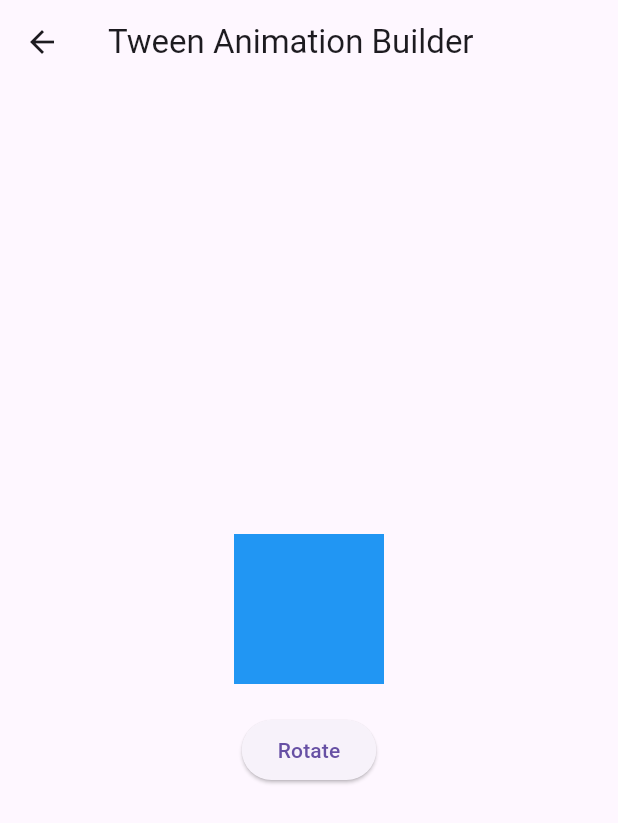
After one commit to david-tawfik/flutter_animation_2, a Flutter app: the screen it shows after launch, after a tap on "Rotate", on a phone screen of 412 x 824 dp. The commit adds this screen. Shown: the top 823 px of the screen. Run offline on Flutter 3.47's test engine with Material 3 defaults, Android fonts, the phone set to English and light mode, and no system bars.

Commit message:
finished rotating animation

```diff
--- a/lib/main.dart
+++ b/lib/main.dart
@@ -1,4 +1,5 @@
 import 'package:flutter/material.dart';
+import 'package:flutter_animation_2/tween_rotate.dart';
 import 'tween_container.dart';
 import 'tween_positioned.dart';
 import 'tween_opacity.dart';
@@ -48,13 +49,12 @@ class _TweenAnimationExampleState extends State<TweenAnimationExample> {
             onPressed: () {
               Navigator.push(
                 context,
-                MaterialPageRoute(
-                    builder: (context) => TweenContainer()),
+                MaterialPageRoute(builder: (context) => TweenContainer()),
               );
             },
             child: const Text('Change Color'),
           ),
-                    const SizedBox(height: 20),
+          const SizedBox(height: 20),
           ElevatedButton(
             onPressed: () {
               Navigator.push(
@@ -65,16 +65,25 @@ class _TweenAnimationExampleState extends State<TweenAnimationExample> {
             },
             child: const Text('Change Position'),
           ),
-                              const SizedBox(height: 20),
+          const SizedBox(height: 20),
           ElevatedButton(
             onPressed: () {
               Navigator.push(
                 context,
-                MaterialPageRoute(
-                    builder: (context) => const TweenScale()),
+                MaterialPageRoute(builder: (context) => const TweenScale()),
               );
             },
             child: const Text('Change Scale'),
+          ),
+          const SizedBox(height: 20),
+          ElevatedButton(
+            onPressed: () {
+              Navigator.push(
+                context,
+                MaterialPageRoute(builder: (context) => const TweenRotation()),
+              );
+            },
+            child: const Text('Rotate'),
           ),
         ],
       ),
--- /dev/null
+++ b/lib/tween_rotate.dart
@@ -0,0 +1,55 @@
+import 'package:flutter/material.dart';
+
+class TweenRotation extends StatefulWidget {
+  const TweenRotation({super.key});
+
+  @override
+  State<TweenRotation> createState() => _TweenRotationState();
+}
+
+class _TweenRotationState extends State<TweenRotation> {
+  bool _isRotated = false;
+
+  void _toggleRotation() {
+    setState(() {
+      _isRotated = !_isRotated;
+    });
+  }
+
+  @override
+  Widget build(BuildContext context) {
+    return Scaffold(
+      appBar: AppBar(title: const Text('Tween Animation Builder')),
+      body: Center(
+        child: Column(
+          mainAxisAlignment: MainAxisAlignment.center,
+          children: [
+            TweenAnimationBuilder<double>(
+              tween: Tween<double>(
+                begin: _isRotated ? 0.0 : 1.0,
+                end: _isRotated ? 1.0 : 0.0,
+              ),
+              duration: const Duration(seconds: 1),
+              builder: (context, rotation, child) {
+                return Transform.rotate(
+                  angle: rotation * 2.0 * 3.141592653589793,
+                  child: child,
+                );
+              },
+              child: Container(
+                width: 100,
+                height: 100,
+                color: Colors.blue,
+              ),
+            ),
+            const SizedBox(height: 20),
+            ElevatedButton(
+              onPressed: _toggleRotation,
+              child: const Text('Rotate'),
+            ),
+          ],
+        ),
+      ),
+    );
+  }
+}
```
